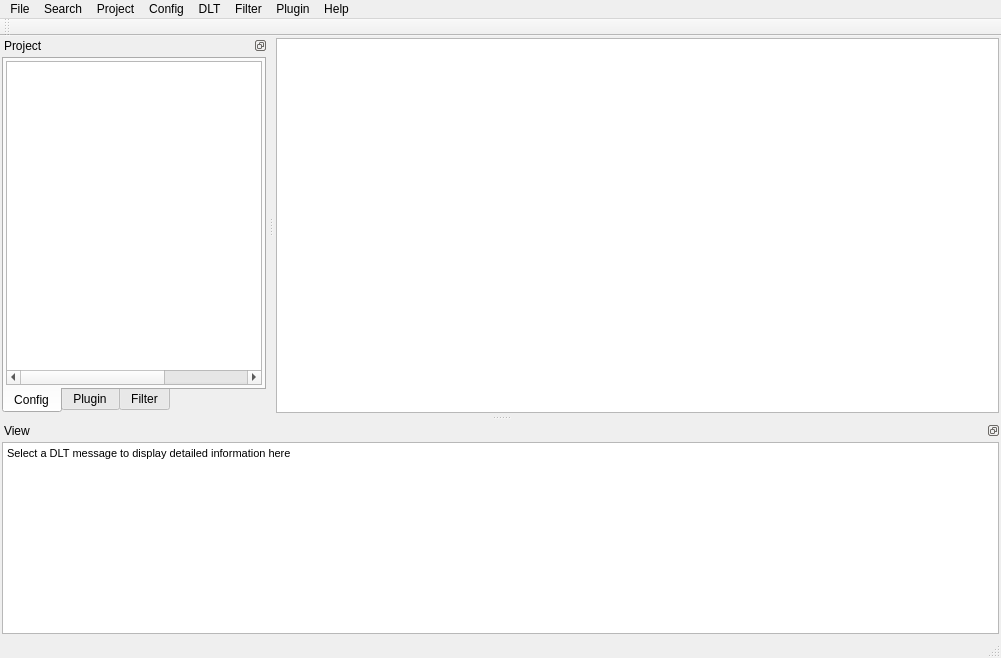
Qt form src/mainwindow.ui (COVESA/dlt-viewer) before a commit.
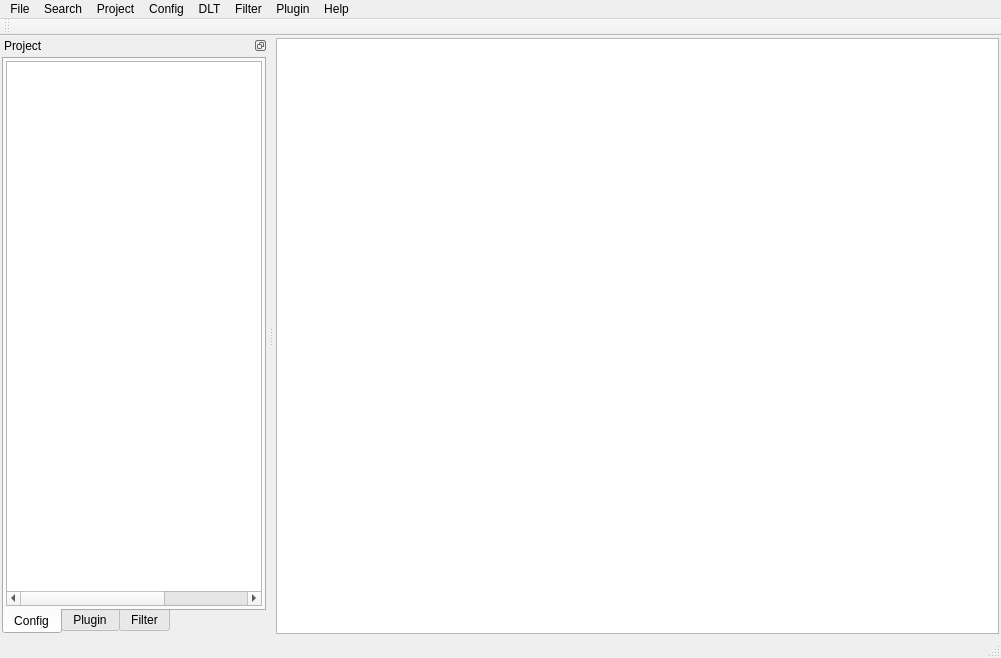
The same form after that commit. Icons and pictures are not drawn.

Commit message: Deleted unnecessary widget of mainwindow

What changed in the file:
```diff
--- a/src/mainwindow.ui
+++ b/src/mainwindow.ui
@@ -381,47 +381,6 @@
     </layout>
    </widget>
   </widget>
-  <widget class="QDockWidget" name="dockWidgetView">
-   <property name="enabled">
-    <bool>true</bool>
-   </property>
-   <property name="features">
-    <set>QDockWidget::DockWidgetFloatable|QDockWidget::DockWidgetMovable</set>
-   </property>
-   <property name="windowTitle">
-    <string>View</string>
-   </property>
-   <attribute name="dockWidgetArea">
-    <number>8</number>
-   </attribute>
-   <widget class="QWidget" name="dockWidgetContents_2">
-    <layout class="QVBoxLayout" name="verticalLayout_3">
-     <property name="margin">
-      <number>2</number>
-     </property>
-     <item>
-      <widget class="QTextBrowser" name="textBrowser">
-       <property name="frameShadow">
-        <enum>QFrame::Sunken</enum>
-       </property>
-       <property name="lineWidth">
-        <number>1</number>
-       </property>
-       <property name="html">
-        <string>&lt;!DOCTYPE HTML PUBLIC &quot;-//W3C//DTD HTML 4.0//EN&quot; &quot;http://www.w3.org/TR/REC-html40/strict.dtd&quot;&gt;
-&lt;html&gt;&lt;head&gt;&lt;meta name=&quot;qrichtext&quot; content=&quot;1&quot; /&gt;&lt;style type=&quot;text/css&quot;&gt;
-p, li { white-space: pre-wrap; }
-&lt;/style&gt;&lt;/head&gt;&lt;body style=&quot; font-family:'MS Shell Dlg 2'; font-size:8.25pt; font-weight:400; font-style:normal;&quot;&gt;
-&lt;table border=&quot;0&quot; style=&quot;-qt-table-type: root; margin-top:4px; margin-bottom:4px; margin-left:4px; margin-right:4px;&quot;&gt;
-&lt;tr&gt;
-&lt;td style=&quot;border: none;&quot;&gt;
-&lt;p style=&quot; margin-top:0px; margin-bottom:0px; margin-left:0px; margin-right:0px; -qt-block-indent:0; text-indent:0px;&quot;&gt;&lt;span style=&quot; font-size:8pt;&quot;&gt;Select a DLT message to display detailed information here&lt;/span&gt;&lt;/p&gt;&lt;/td&gt;&lt;/tr&gt;&lt;/table&gt;&lt;/body&gt;&lt;/html&gt;</string>
-       </property>
-      </widget>
-     </item>
-    </layout>
-   </widget>
-  </widget>
   <action name="actionOpen">
    <property name="text">
     <string>Open...</string>
```
Left out of the diff: 2 changed lines with no effect on the pictures. The commit also changes 1 other file.
